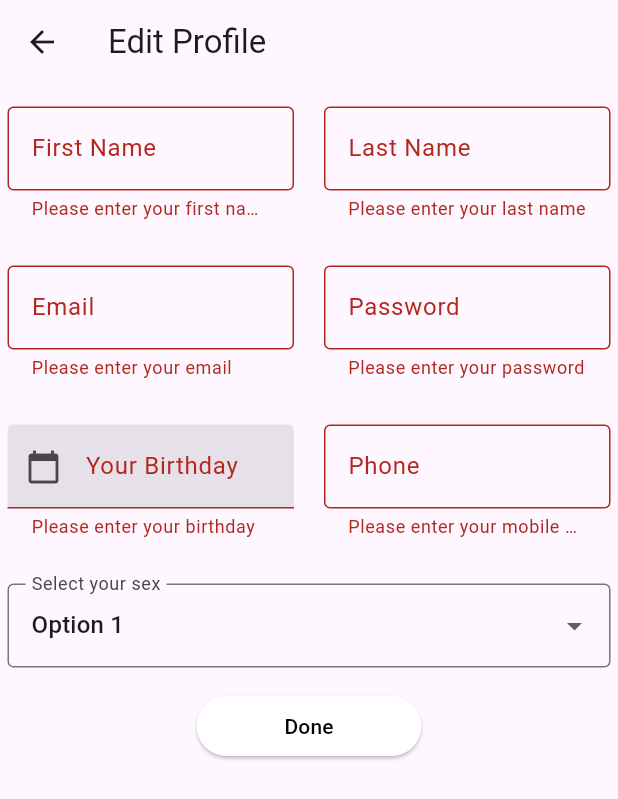
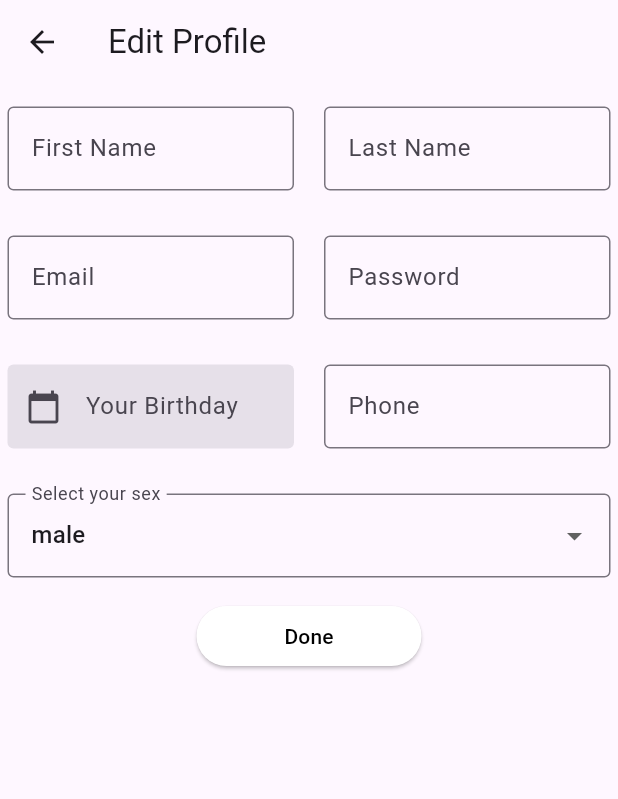
Before and after one commit to ThaphatTT/FinalMobileApplication, a Flutter app: the editProfileDetail screen opened directly, after a tap on "Done", on a phone screen of 412 x 824 dp. Shown: the top 799 px of the screen. Run offline on Flutter 3.47's test engine with Material 3 defaults, Android fonts, the light colour scheme and no system bars; our stand-ins replace file_picker, jwt_decoder, shared_preferences; missing offline and left inert: clipboard; accounts and stored records are empty; network calls fail.

Commit message:
create api get data user & edit user data

```diff
--- a/flutter_clothes_shop/lib/component/component_part/edit_profileDetail.dart
+++ b/flutter_clothes_shop/lib/component/component_part/edit_profileDetail.dart
@@ -1,4 +1,8 @@
 import 'package:flutter/material.dart';
+import 'package:http/http.dart' as http;
+import 'dart:convert';
+import 'package:shared_preferences/shared_preferences.dart';
+import 'package:jwt_decoder/jwt_decoder.dart';
 
 class editProfileDetail extends StatefulWidget {
   const editProfileDetail({super.key});
@@ -15,11 +19,17 @@ class _editProfileDetailState extends State<editProfileDetail> {
   final _passwordController = TextEditingController();
   final _birthdayController = TextEditingController();
   final _phoneController = TextEditingController();
-  String dropdownValue = 'Option 1';
+  String dropdownValue = 'male';
+  Map<String, dynamic>? user = null;
+  @override
+  void initState() {
+    super.initState();
+    getUserData();
+  }
 
   @override
   Widget build(BuildContext context) {
-    List<String> dropdownOptions = ['Option 1', 'Option 2', 'Option 3'];
+    List<String> dropdownOptions = ['male', 'female'];
     return Scaffold(
       appBar: AppBar(
         title: Text('Edit Profile'),
@@ -44,14 +54,9 @@ class _editProfileDetailState extends State<editProfileDetail> {
                       controller: _fnameController,
                       decoration: InputDecoration(
                         labelText: 'First Name',
+                        hintText: user != null ? user!['fname'] : 'null',
                         border: OutlineInputBorder()
                         ),
-                      validator: (value) {
-                        if (value == null || value.isEmpty) {
-                          return 'Please enter your first name';
-                        }
-                        return null;
-                      },
                     ),
                   ),
                   SizedBox(width: 20),
@@ -60,14 +65,9 @@ class _editProfileDetailState extends State<editProfileDetail> {
                       controller: _lnameController,
                       decoration: InputDecoration(
                         labelText: 'Last Name',
+                        hintText: user != null ? user!['lname'] : 'null' ,
                         border: OutlineInputBorder()
                         ),
-                      validator: (value) {
-                        if (value == null || value.isEmpty) {
-                          return 'Please enter your last name';
-                        }
-                        return null;
-                      },
                     ),
                   ),
                 ],
@@ -82,14 +82,9 @@ class _editProfileDetailState extends State<editProfileDetail> {
                       controller: _emailController,
                       decoration: InputDecoration(
                         labelText: 'Email',
+                        hintText: user != null ? user!['email'] : 'null' ,
                         border: OutlineInputBorder()
                         ),
-                      validator: (value) {
-                        if (value == null || value.isEmpty) {
-                          return 'Please enter your email';
-                        }
-                        return null;
-                      },
                     ),
                   ),
                   SizedBox(width: 20),
@@ -98,14 +93,9 @@ class _editProfileDetailState extends State<editProfileDetail> {
                       controller: _passwordController,
                       decoration: InputDecoration(
                         labelText: 'Password',
+                        hintText: user != null ? user!['password'] : 'null' ,
                         border: OutlineInputBorder()
                         ),
-                      validator: (value) {
-                        if (value == null || value.isEmpty) {
-                          return 'Please enter your password';
-                        }
-                        return null;
-                      },
                     ),
                   ),
                 ],
@@ -133,12 +123,6 @@ class _editProfileDetailState extends State<editProfileDetail> {
                             onTap: (){
                               _selectDate();
                             },
-                    validator: (value) {
-                      if (value == null || value.isEmpty) {
-                        return 'Please enter your birthday';
-                      }
-                      return null;
-                    },
                   ),
                   ),
                   SizedBox(width: 20),
@@ -147,14 +131,9 @@ class _editProfileDetailState extends State<editProfileDetail> {
                       controller: _phoneController,
                       decoration: InputDecoration(
                         labelText: 'Phone',
+                        hintText: user != null ? user!['mphone'] : 'null' ,
                         border: OutlineInputBorder()
                         ),
-                      validator: (value) {
-                        if (value == null || value.isEmpty) {
-                          return 'Please enter your mobile phone';
-                        }
-                        return null;
-                      },
                     ),
                   ),
                 ],
@@ -192,10 +171,7 @@ class _editProfileDetailState extends State<editProfileDetail> {
                   ),
                   onPressed: () {
                     if (_formKey.currentState!.validate()) {
-                      ScaffoldMessenger.of(context).showSnackBar(
-                        SnackBar(content: Text('Edit Profile Successful')),
-                      );
-                      Navigator.pop(context);
+                      verifyEditProfile();
                     }
                   },
                   child: const Text(
@@ -225,4 +201,59 @@ class _editProfileDetailState extends State<editProfileDetail> {
         });
       }
   }
+  Future<void> getUserData() async {
+    final prefs = await SharedPreferences.getInstance();
+    final token = prefs.getString('token');
+    // print('Yoooooooooooooooo');
+    // print(token);
+    if (token != null && token.isNotEmpty) {
+      final decodedToken = JwtDecoder.decode(token);
+      // print('this is decoded Tokennnnnnnnnnnnn');
+      // print(decodedToken);
+      final userId = decodedToken['id'];
+      final response = await http.get(
+        Uri.parse('http://10.0.2.2:4000/user/editProfile/$userId'),
+      );
+      if (response.statusCode == 200) {
+        final responseBody = jsonDecode(response.body);
+        setState(() {
+          user = responseBody['user'];
+        });
+      } else {
+        print('server status non-respone');
+      }
+    }
+  }
+
+    Future<void> verifyEditProfile() async {
+      final prefs = await SharedPreferences.getInstance();
+      final token = prefs.getString('token');
+
+    if (token != null && token.isNotEmpty) {
+      final Map<String, String> updatedProfile = {};
+      updatedProfile['fname'] = _fnameController.text.isNotEmpty ? _fnameController.text : user!['fname'];
+      updatedProfile['lname'] = _lnameController.text.isNotEmpty ? _lnameController.text : user!['lname'];
+      updatedProfile['email'] = _emailController.text.isNotEmpty ? _emailController.text : user!['email'];
+      updatedProfile['password'] = _passwordController.text.isNotEmpty ? _passwordController.text : user!['password'];
+      updatedProfile['birthday'] = _birthdayController.text.isNotEmpty ? _birthdayController.text : user!['birthday'];
+      updatedProfile['mphone'] = _phoneController.text.isNotEmpty ? _phoneController.text : user!['mphone'];
+      updatedProfile['sex'] = dropdownValue.isNotEmpty ? dropdownValue : user!['sex'];
+
+      final decodedToken = JwtDecoder.decode(token);
+      final userId = decodedToken['id'];
+      final response = await http.patch(
+        Uri.parse('http://10.0.2.2:4000/user/editProfile/$userId'),
+        body: updatedProfile,
+      );
+
+      if (response.statusCode == 200) {
+        ScaffoldMessenger.of(context).showSnackBar(
+          SnackBar(content: Text('Edit Profile Successful')),
+        );
+        Navigator.pop(context);
+      } else {
+        print('server status non-respone');
+      }
+    }
+  }
 }
--- a/flutter_clothes_shop/lib/component/component_part/registerScreen.dart
+++ b/flutter_clothes_shop/lib/component/component_part/registerScreen.dart
@@ -30,9 +30,9 @@ class _RegisterPageState extends State<RegisterPage> {
       appBar: AppBar(
         title: Text('Register'),
         leading: IconButton(
-          icon: Icon(Icons.arrow_back), // ใช้ไอคอนที่คุณต้องการ
+          icon: Icon(Icons.arrow_back),
           onPressed: () {
-            Navigator.pop(context); // นำทางกลับไปยังหน้าก่อนหน้า
+            Navigator.pop(context);
           },
         ),
       ),
```
Also changed, not shown: flutter_clothes_shop/lib/component/component_part/edit_ShippingAddress.dart (+62 -6 lines), flutter_clothes_shop/lib/component/tabMenu.dart (+5 -3 lines), 1 other file.
